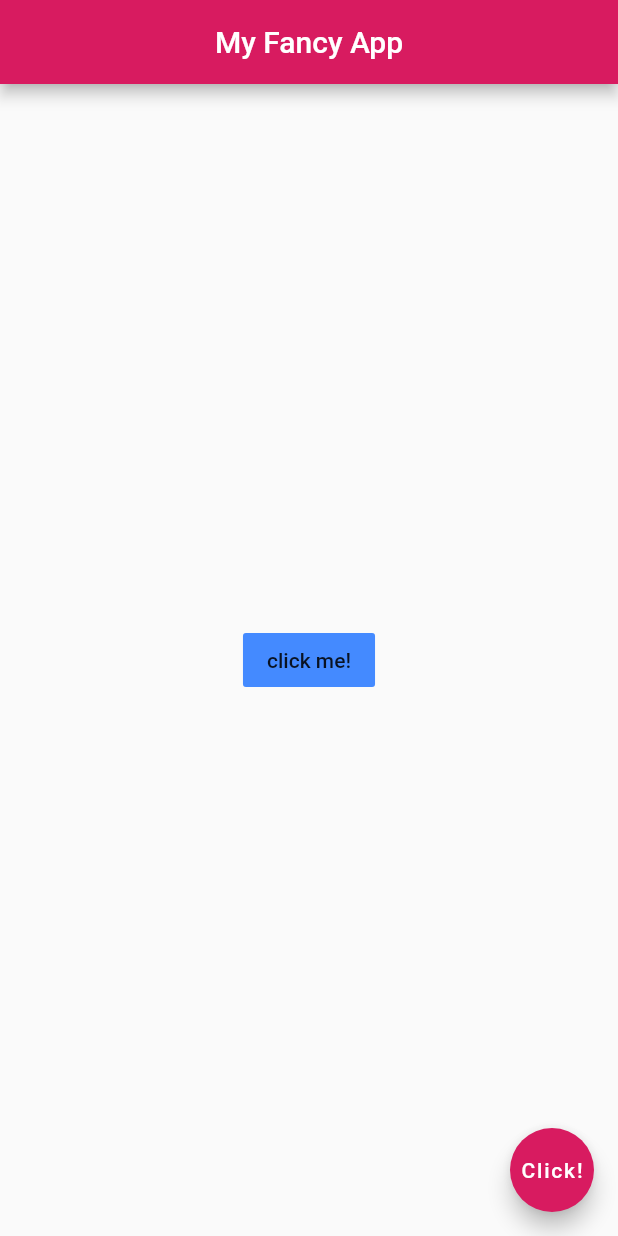
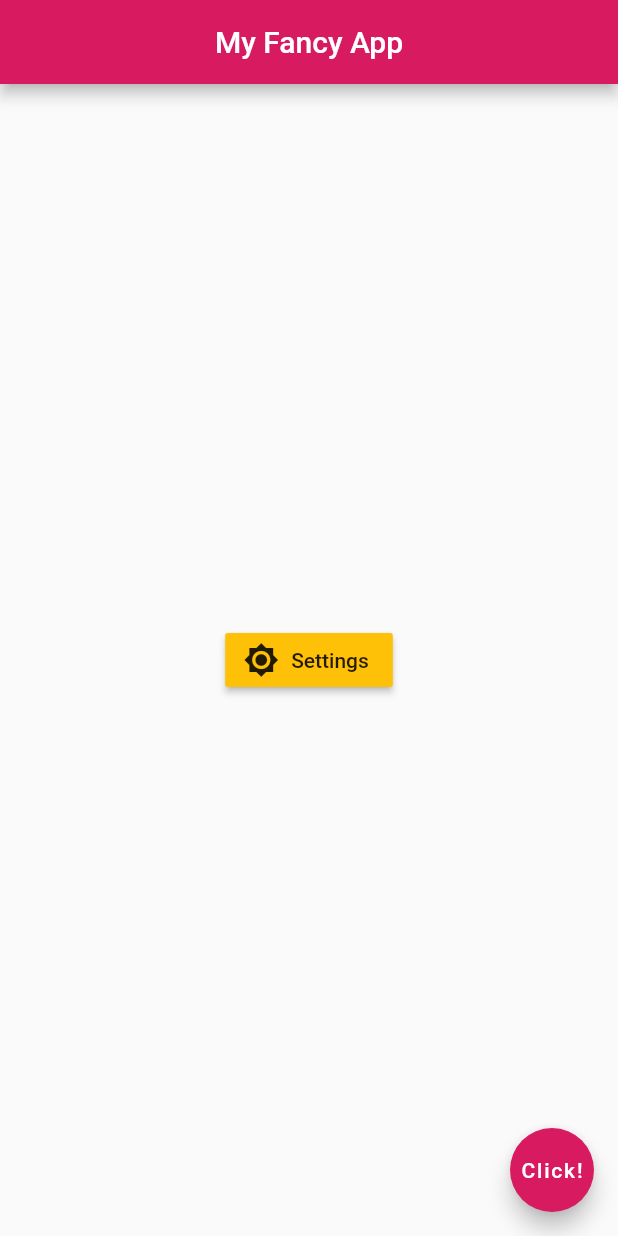
Before and after one commit to kiraci/basicAppFlutter, a Flutter app: the screen it shows after launch, on a phone screen of 412 x 824 dp. Run offline on Flutter 3.47's test engine with Material 2 defaults, Android fonts, the phone set to English and light mode, and no system bars.

Commit message:
Raised Icon Button

```diff
--- a/basicApp/lib/main.dart
+++ b/basicApp/lib/main.dart
@@ -16,11 +16,14 @@ class MyApp extends StatelessWidget{
         backgroundColor: Colors.pink[600],
       ),
       body: Center(
-        child: FlatButton(
+        child: RaisedButton.icon(
             onPressed: () {},
-            child: Text( "click me!"),
-            color: Colors.blueAccent,
-          )
+            icon: Icon(
+              Icons.brightness_high,
+            ),
+            label: Text( "Settings" ),
+            color: Colors.amber,
+            )
       ),
       floatingActionButton: FloatingActionButton(
         onPressed: () {},
```
